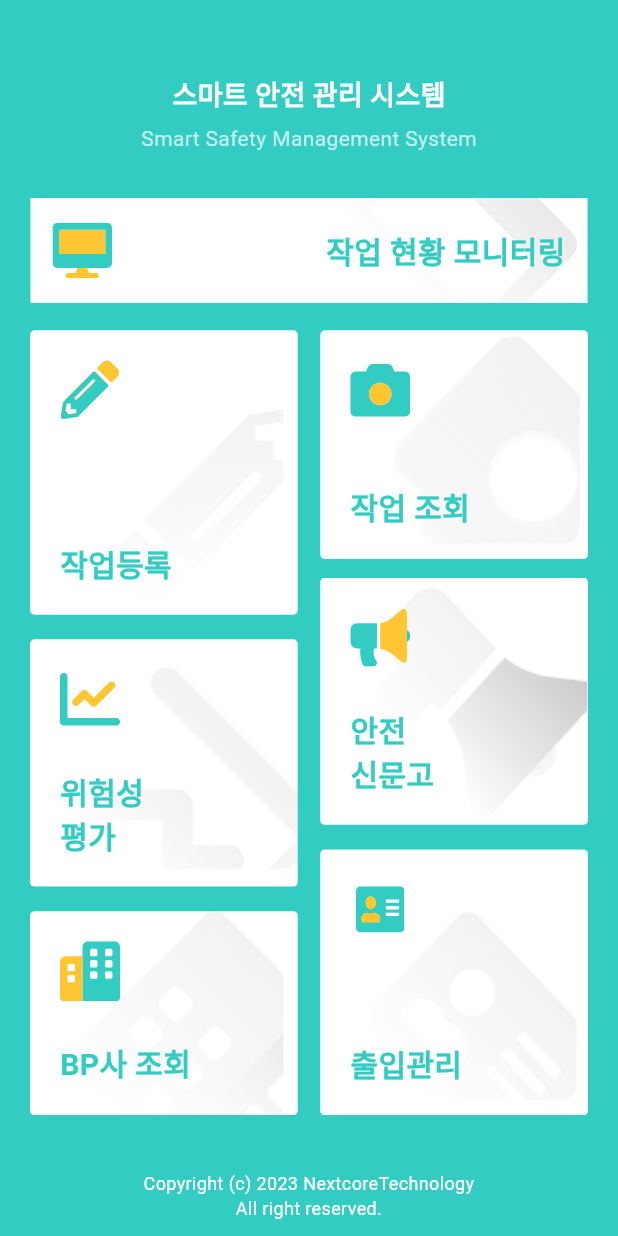
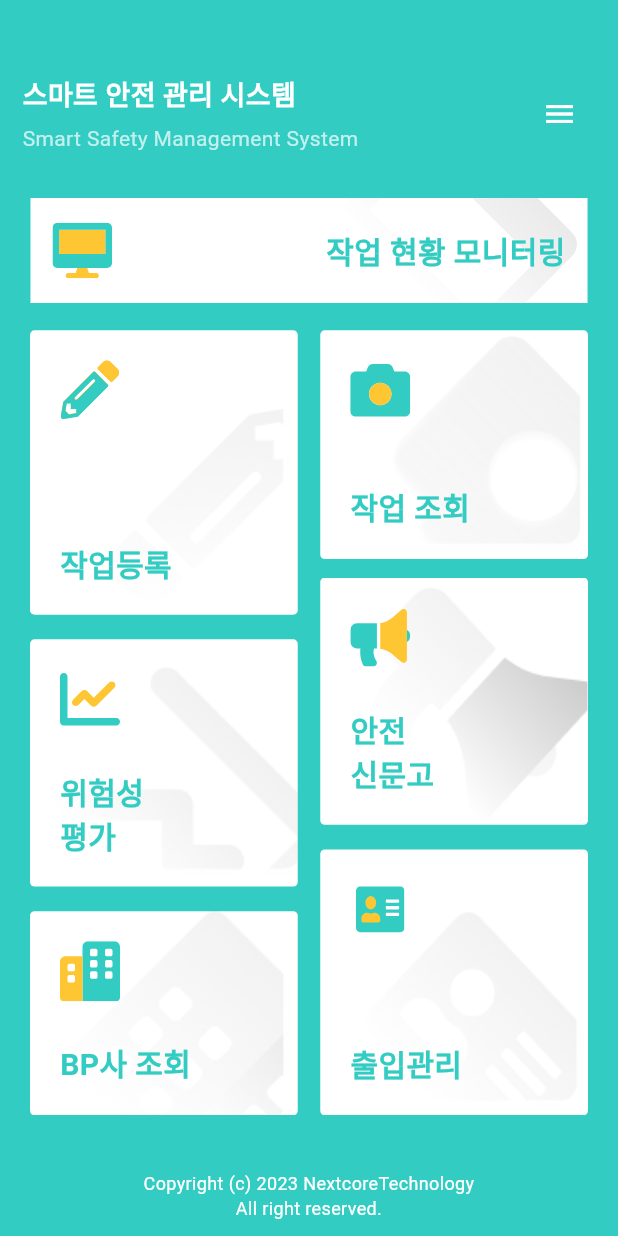
Before and after one commit to jyoung2419/smartsafety_light_app, a Flutter app: the screen it shows after launch, on a phone screen of 412 x 824 dp. Run offline on Flutter 3.47's test engine with Material 3 defaults, Android fonts, the phone set to English and light mode, and no system bars; our stand-ins replace flutter_svg; Roboto replaces fonts that are missing (Pretendard).

Commit message:
update homescreen

```diff
--- a/lib/widgets/header.dart
+++ b/lib/widgets/header.dart
@@ -17,9 +17,13 @@ class Header extends StatelessWidget {
         // 헤더 위 여백 추가 (10px)
         const SizedBox(height: 30),
         Container(
-          padding: const EdgeInsets.symmetric(vertical: 20),
+          padding: const EdgeInsets.symmetric(vertical: 20, horizontal: 15),
           color: backgroundColor,
-          child: Column(
+          child: Row(
+            mainAxisAlignment: MainAxisAlignment.spaceBetween,
+            children: [
+              Column(
+                crossAxisAlignment: CrossAxisAlignment.start,
                 children: [
                   Text(
                     title,
@@ -39,6 +43,15 @@ class Header extends StatelessWidget {
                   ),
                 ],
               ),
+
+              IconButton(
+                icon: const Icon(Icons.menu, color: Colors.white),
+                onPressed: () {
+                  Scaffold.of(context).openDrawer();
+                },
+              ),
+            ],
+          ),
         ),
       ],
     );
```
Lines whose indentation alone changed are shown as unchanged.
